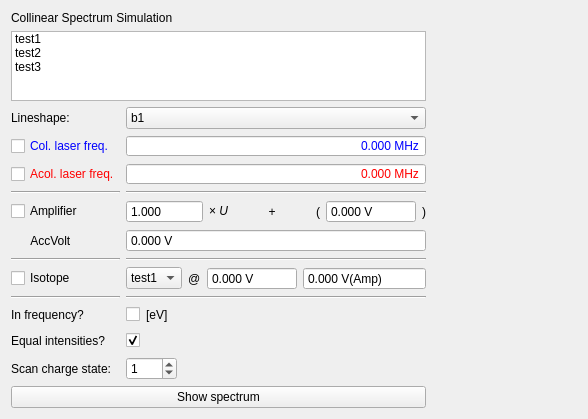
Before: the Qt Designer form PolliFit/source/Gui/Ui_Simulation.ui in lasersphere/Tilda, drawn with Qt 5.
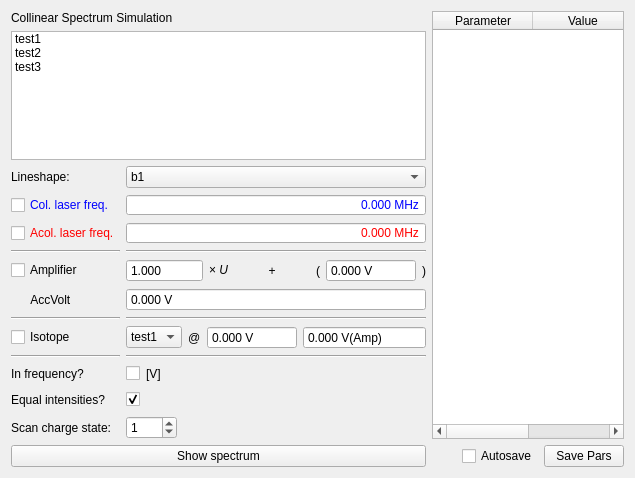
After: the same form once the commit is applied.

Commit message: PolliFit Simulation tab:   - Added a parameter table for the lineshapes to the Simulation tab.   - Changed all non-frequency x-axis units to Volts.

```diff
--- a/PolliFit/source/Gui/Ui_Simulation.ui
+++ b/PolliFit/source/Gui/Ui_Simulation.ui
@@ -6,14 +6,14 @@
    <rect>
     <x>0</x>
     <y>0</y>
-    <width>588</width>
-    <height>402</height>
+    <width>635</width>
+    <height>478</height>
    </rect>
   </property>
   <property name="windowTitle">
    <string>Form</string>
   </property>
-  <layout class="QHBoxLayout" name="horizontalLayout">
+  <layout class="QHBoxLayout" name="horizontalLayout" stretch="0,0">
    <item>
     <layout class="QVBoxLayout" name="verticalLayout">
      <item>
@@ -565,7 +565,7 @@
          <item>
           <widget class="QLabel" name="label_13">
            <property name="text">
-            <string>[eV]</string>
+            <string>[V]</string>
            </property>
           </widget>
          </item>
@@ -636,13 +636,37 @@
     </layout>
    </item>
    <item>
-    <spacer name="horizontalSpacer">
+    <layout class="QVBoxLayout" name="verticalLayout_2">
+     <item>
+      <widget class="QTableWidget" name="parTable">
+       <property name="selectionMode">
+        <enum>QAbstractItemView::NoSelection</enum>
+       </property>
+       <property name="columnCount">
+        <number>2</number>
+       </property>
+       <attribute name="verticalHeaderVisible">
+        <bool>false</bool>
+       </attribute>
+       <column>
+        <property name="text">
+         <string>Parameter</string>
+        </property>
+       </column>
+       <column>
+        <property name="text">
+         <string>Value</string>
+        </property>
+       </column>
+      </widget>
+     </item>
+     <item>
+      <layout class="QHBoxLayout" name="horizontalLayout_7">
+       <item>
+        <spacer name="horizontalSpacer_5">
      <property name="orientation">
       <enum>Qt::Horizontal</enum>
      </property>
-     <property name="sizeType">
-      <enum>QSizePolicy::Expanding</enum>
-     </property>
      <property name="sizeHint" stdset="0">
       <size>
        <width>40</width>
@@ -650,6 +674,24 @@
       </size>
      </property>
     </spacer>
+       </item>
+       <item>
+        <widget class="QCheckBox" name="cAutosave">
+         <property name="text">
+          <string>Autosave</string>
+         </property>
+        </widget>
+       </item>
+       <item>
+        <widget class="QPushButton" name="bSavePars">
+         <property name="text">
+          <string>Save Pars</string>
+         </property>
+        </widget>
+       </item>
+      </layout>
+     </item>
+    </layout>
    </item>
   </layout>
  </widget>
```
Lines whose indentation alone changed are shown as unchanged. The commit also changes 2 other files.
